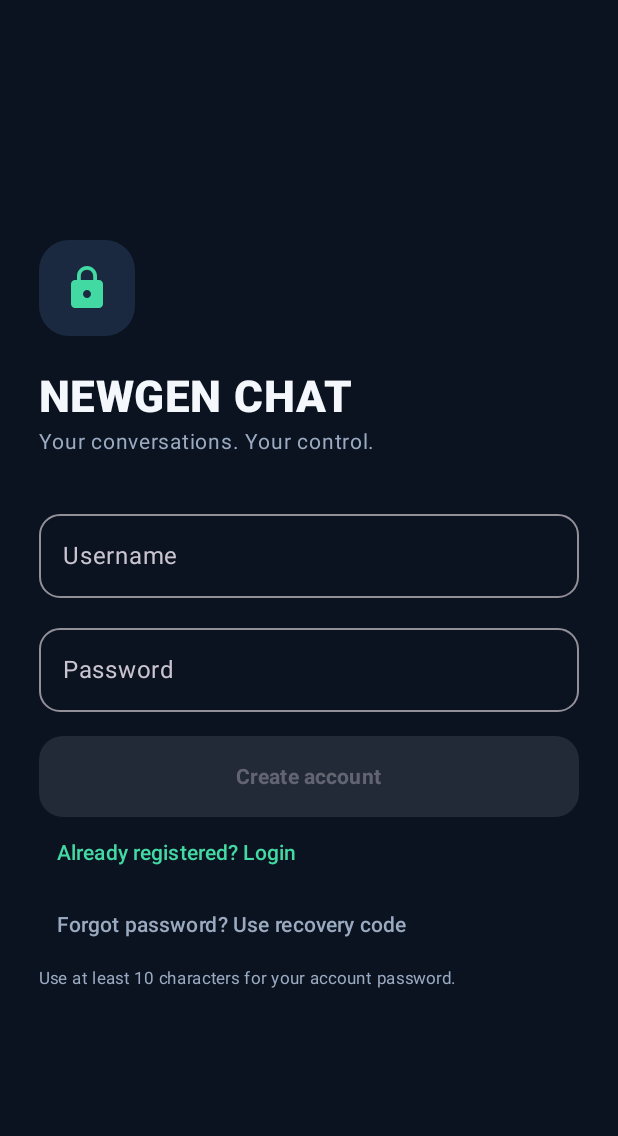
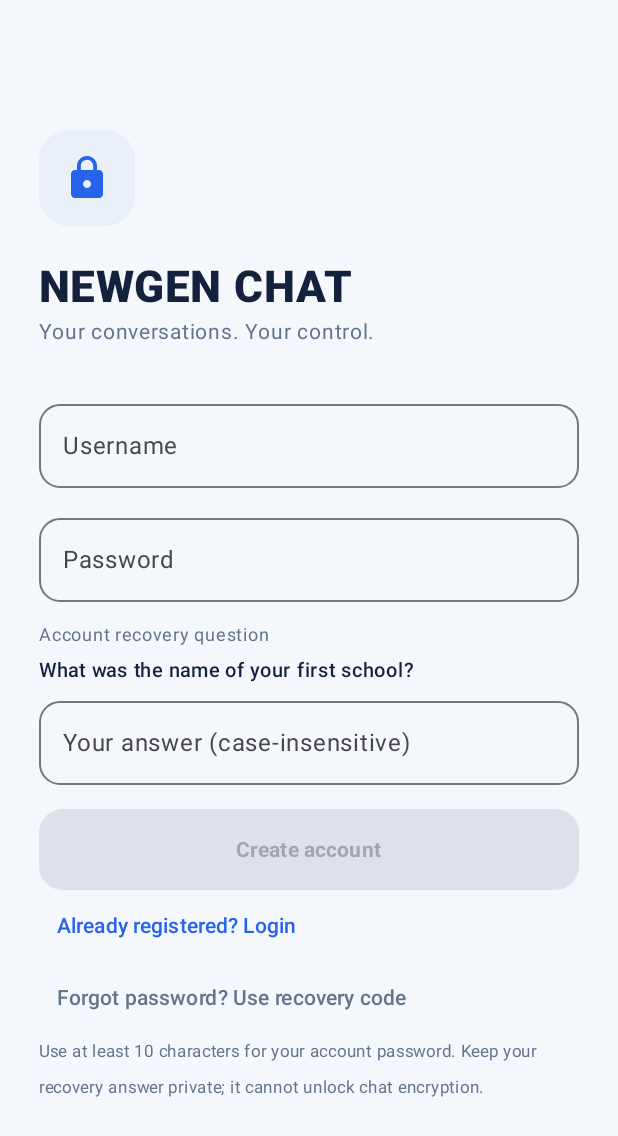
Before and after one commit to princetyagi1424/NEWGEN-CHAT, an Android app built with Jetpack Compose: the screen it shows after launch (MainActivity), after a tap on "Create account", on a phone screen of 412 x 824 dp. Shown: the top 1136 px of the screen. Run offline under Robolectric (Android 15) with nearby library versions, the phone set to English and light mode, and no system bars; pictures from the network do not load.

Commit message:
Switch Android app to light theme and add recovery question UI

```diff
--- a/app/src/main/java/com/newgenchat/app/MainActivity.kt
+++ b/app/src/main/java/com/newgenchat/app/MainActivity.kt
@@ -68,13 +68,13 @@ import com.newgenchat.app.security.SessionStore
 import java.text.DateFormat
 import java.util.Date
 
-private val Ink = Color(0xFF0B1220)
-private val Panel = Color(0xFF121D2E)
-private val Panel2 = Color(0xFF1A2940)
-private val Mint = Color(0xFF43D9A3)
-private val Muted = Color(0xFF9AAAC0)
-private val White = Color(0xFFF4F7FB)
-private val Danger = Color(0xFFFF8585)
+private val Ink = Color(0xFFF4F7FC)
+private val Panel = Color(0xFFFFFFFF)
+private val Panel2 = Color(0xFFEAF0F8)
+private val Mint = Color(0xFF2563EB)
+private val Muted = Color(0xFF64748B)
+private val White = Color(0xFF14213D)
+private val Danger = Color(0xFFDC2626)
 
 class MainActivity : ComponentActivity() {
     override fun onCreate(savedInstanceState: Bundle?) {
@@ -94,9 +94,9 @@ class MainActivity : ComponentActivity() {
 @Composable
 private fun NewgenTheme(content: @Composable () -> Unit) {
     MaterialTheme(
-        colorScheme = darkColorScheme(
+        colorScheme = lightColorScheme(
             primary = Mint,
-            onPrimary = Ink,
+            onPrimary = Color.White,
             background = Ink,
             surface = Panel,
             onSurface = White,
@@ -187,6 +187,7 @@ private fun WelcomeScreen(onAuthenticated: (AuthSession) -> Unit) {
     var username by remember { mutableStateOf("") }
     var password by remember { mutableStateOf("") }
     var recoveryCode by remember { mutableStateOf("") }
+    var securityAnswer by remember { mutableStateOf("") }
     var newPassword by remember { mutableStateOf("") }
     var isRegister by remember { mutableStateOf(false) }
     var recoverMode by remember { mutableStateOf(false) }
@@ -216,6 +217,15 @@ private fun WelcomeScreen(onAuthenticated: (AuthSession) -> Unit) {
             OutlinedTextField(value = newPassword, onValueChange = { newPassword = it }, modifier = Modifier.fillMaxWidth(), label = { Text("New password") }, visualTransformation = PasswordVisualTransformation(), singleLine = true)
         } else {
             OutlinedTextField(value = password, onValueChange = { password = it }, modifier = Modifier.fillMaxWidth(), label = { Text("Password") }, visualTransformation = PasswordVisualTransformation(), singleLine = true, shape = RoundedCornerShape(14.dp))
+            if (isRegister) {
+                Spacer(Modifier.height(10.dp))
+                Text("Account recovery question", color = Muted, fontSize = 12.sp)
+                Text("What was the name of your first school?", color = White, fontWeight = FontWeight.SemiBold, fontSize = 13.sp)
+                OutlinedTextField(value = securityAnswer, onValueChange = { securityAnswer = it }, modifier = Modifier.fillMaxWidth(), label = { Text("Your answer (case-insensitive)") }, singleLine = true, shape = RoundedCornerShape(14.dp))
+            }
+            if (recoverMode) {
+                OutlinedTextField(value = securityAnswer, onValueChange = { securityAnswer = it }, modifier = Modifier.fillMaxWidth(), label = { Text("Answer: What was the name of your first school?") }, singleLine = true)
+            }
         }
         Spacer(Modifier.height(16.dp))
         error?.let { Text(it, color = Danger, fontSize = 12.sp); Spacer(Modifier.height(8.dp)) }
@@ -228,15 +238,16 @@ private fun WelcomeScreen(onAuthenticated: (AuthSession) -> Unit) {
                     try {
                         when {
                             recoverMode -> {
-                                NewgenApi.recoverPassword(username, recoveryCode, newPassword)
+                                if (recoveryCode.isNotBlank()) NewgenApi.recoverPassword(username, recoveryCode, newPassword) else NewgenApi.recoverPasswordWithSecurityAnswer(username, securityAnswer, newPassword)
                                 recoverMode = false
                                 password = ""
                                 recoveryCode = ""
+                                securityAnswer = ""
                                 newPassword = ""
                                 info = "Password reset complete. Sign in with your new password. Your old sessions are revoked."
                             }
                             else -> {
-                                val session = if (isRegister) NewgenApi.register(username, password) else NewgenApi.login(username, password)
+                                val session = if (isRegister) NewgenApi.register(username, password, securityAnswer) else NewgenApi.login(username, password)
                                 onAuthenticated(session)
                             }
                         }
@@ -246,7 +257,7 @@ private fun WelcomeScreen(onAuthenticated: (AuthSession) -> Unit) {
                 }
             },
             modifier = Modifier.fillMaxWidth().height(54.dp),
-            enabled = !busy && username.length >= 3 && if (recoverMode) recoveryCode.length >= 20 && newPassword.length >= 10 else password.length >= 10,
+            enabled = !busy && username.length >= 3 && if (recoverMode) ((recoveryCode.length >= 20 || securityAnswer.length >= 2) && newPassword.length >= 10) else password.length >= 10 && (!isRegister || securityAnswer.trim().length >= 2),
             shape = RoundedCornerShape(16.dp)
         ) {
             Text(
@@ -262,7 +273,7 @@ private fun WelcomeScreen(onAuthenticated: (AuthSession) -> Unit) {
         TextButton(onClick = { recoverMode = !recoverMode; error = null; info = null }) {
             Text(if (recoverMode) "Back to login" else "Forgot password? Use recovery code", color = Muted)
         }
-        Text("Use at least 10 characters for your account password.", color = Muted, fontSize = 11.sp)
+        Text("Use at least 10 characters for your account password. Keep your recovery answer private; it cannot unlock chat encryption.", color = Muted, fontSize = 11.sp)
     }
 }
 
```
